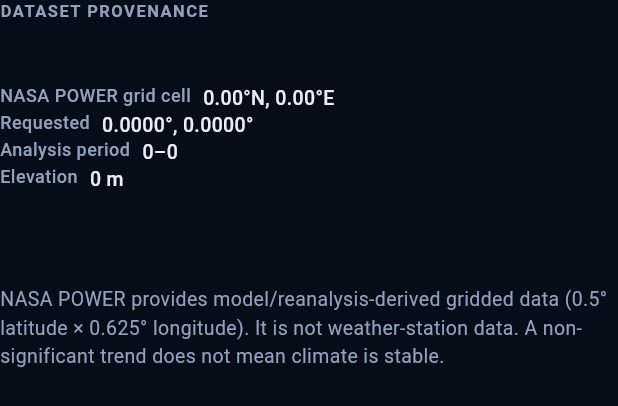
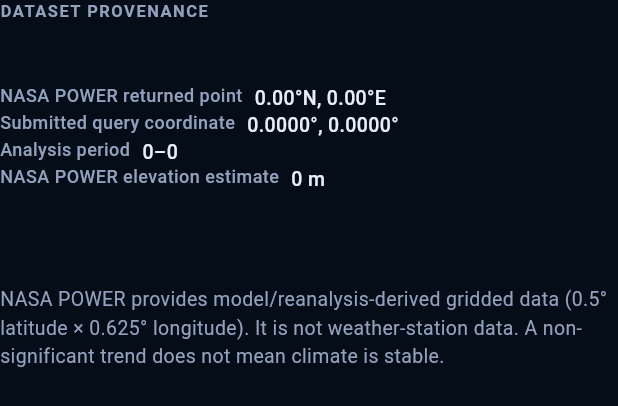
Before and after one commit to rdarshan927/stone-to-stars, a Flutter app: the _Provenance widget shown alone on an empty page, opened directly with empty values, on a phone screen of 412 x 824 dp. Shown: the top 406 px of the screen. Run offline on Flutter 3.47's test engine with Material 3 defaults, Android fonts, the phone set to English and light mode, and no system bars; our stand-ins replace fl_chart, flutter_map, latlong2; network calls fail.

Commit message:
docs: clarify geographic data provenance and map resolution

```diff
--- a/apps/mobile/lib/models/climate_analysis.dart
+++ b/apps/mobile/lib/models/climate_analysis.dart
@@ -50,7 +50,8 @@ class Location {
     requestedLongitude: _double(json, 'requested_longitude'),
   );
 
-  /// Coordinates of the NASA grid cell actually returned.
+  /// Point coordinates returned in NASA POWER geometry metadata; these do not
+  /// establish a source-grid cell center or boundary.
   final double latitude;
   final double longitude;
   final double? elevationM;
--- a/apps/mobile/lib/widgets/geographical_explorer.dart
+++ b/apps/mobile/lib/widgets/geographical_explorer.dart
@@ -97,7 +97,16 @@ class _GeographicalExplorerState extends State<GeographicalExplorer> {
             Text(
               widget.draftController == null
                   ? 'Pan and zoom to explore geography. Use the location form to analyze coordinates.'
-                  : 'Tap or click to choose draft coordinates, then press Analyze in the location form. NASA POWER provides gridded climate estimates; the marker is not a weather station or a grid-cell boundary.',
+                  : 'Tap or click to choose draft coordinates, then press Analyze in the location form.',
+              style: AppText.bodySmall,
+            ),
+            const SizedBox(height: AppSpacing.sm),
+            Text(
+              'The marker selects a requested geographic coordinate. '
+              'NASA POWER provides gridded meteorological estimates, not a '
+              'weather-station measurement at that point. Zooming the map '
+              'does not increase climate-data resolution.',
+              key: const ValueKey('map_scientific_guidance'),
               style: AppText.bodySmall,
             ),
             const SizedBox(height: AppSpacing.md),
--- a/apps/mobile/lib/widgets/overview_card.dart
+++ b/apps/mobile/lib/widgets/overview_card.dart
@@ -368,12 +368,12 @@ class _Provenance extends StatelessWidget {
           Text(analysis.dataset.sources.join(', '), style: AppText.bodySmall),
         const SizedBox(height: AppSpacing.md),
         _Metadata(
-          label: 'NASA POWER grid cell',
+          label: 'NASA POWER returned point',
           value:
               '${_coord(location.latitude, 'N', 'S')}, ${_coord(location.longitude, 'E', 'W')}',
         ),
         _Metadata(
-          label: 'Requested',
+          label: 'Submitted query coordinate',
           value:
               '${location.requestedLatitude.toStringAsFixed(4)}°, ${location.requestedLongitude.toStringAsFixed(4)}°',
         ),
@@ -383,7 +383,7 @@ class _Provenance extends StatelessWidget {
         ),
         if (location.elevationM != null)
           _Metadata(
-            label: 'Elevation',
+            label: 'NASA POWER elevation estimate',
             value: '${location.elevationM!.toStringAsFixed(0)} m',
           ),
         const SizedBox(height: AppSpacing.md),
```
Also changed, not shown: 3 other files.
